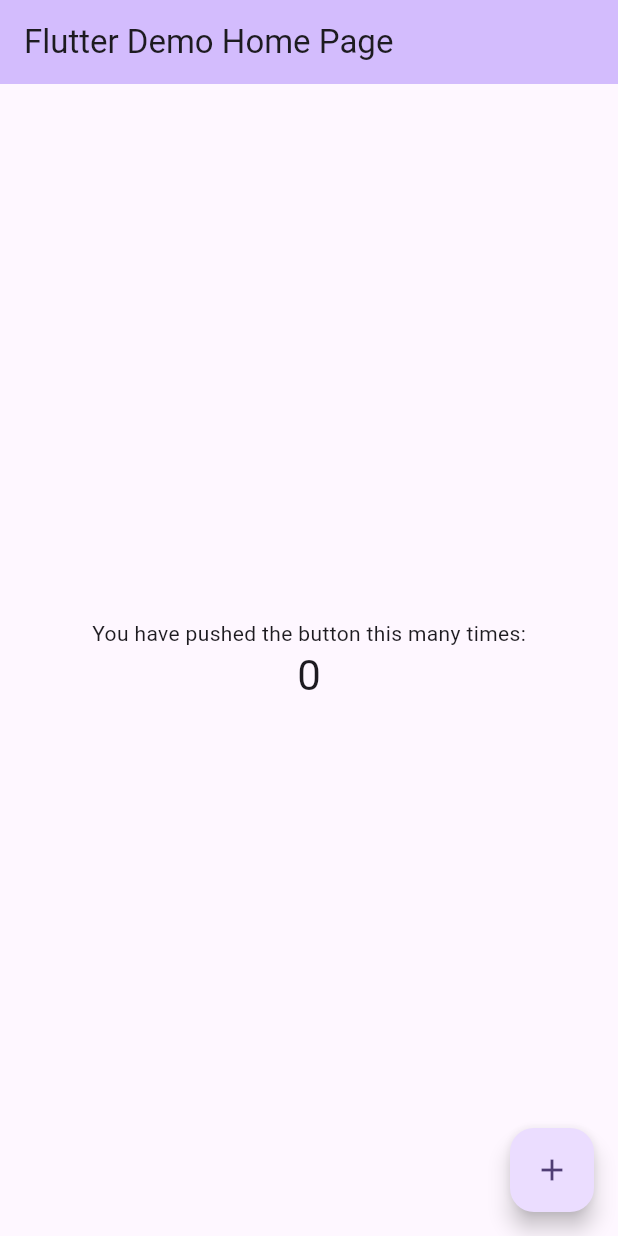
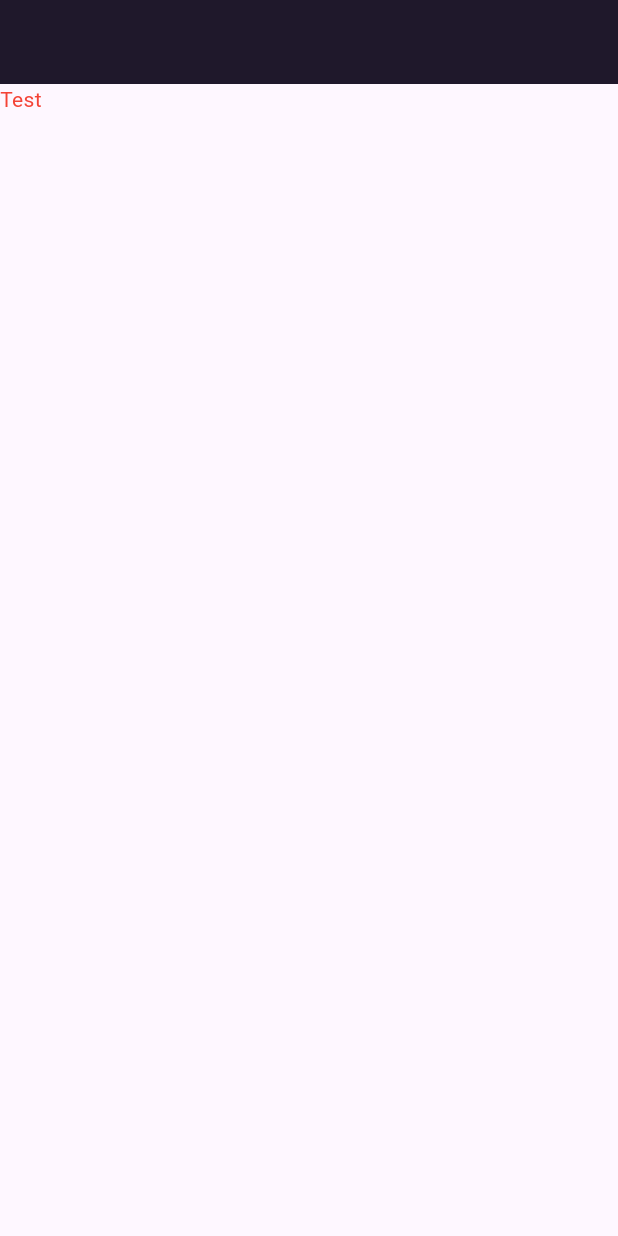
Before and after one commit to KaiBraun/real_world_interactive_system, a Flutter app: the screen it shows after launch, on a phone screen of 412 x 824 dp. Run offline on Flutter 3.47's test engine with Material 3 defaults, Android fonts, the light colour scheme and no system bars.

Commit message:
create welcome view

```diff
--- a/party_app/analysis_options.yaml
+++ b/party_app/analysis_options.yaml
@@ -1,7 +1,7 @@
 # This file configures the analyzer, which statically analyzes Dart code to
 # check for errors, warnings, and lints.
 #
-# The issues identified by the analyzer are surfaced in the UI of Dart-enabled
+# The issues identified by the analyzer are surfaced in the ui of Dart-enabled
 # IDEs (https://dart.dev/tools#ides-and-editors). The analyzer can also be
 # invoked from the command line by running `flutter analyze`.
 
--- a/party_app/lib/main.dart
+++ b/party_app/lib/main.dart
@@ -1,4 +1,5 @@
 import 'package:flutter/material.dart';
+import 'package:party_app/ui/welcome_view.dart';
 
 void main() {
   runApp(const MyApp());
@@ -11,7 +12,7 @@
   @override
   Widget build(BuildContext context) {
     return MaterialApp(
-      title: 'Flutter Demo',
+      title: 'Party App',
       theme: ThemeData(
         // This is the theme of your application.
         //
@@ -31,7 +32,8 @@
         colorScheme: ColorScheme.fromSeed(seedColor: Colors.deepPurple),
         useMaterial3: true,
       ),
-      home: const MyHomePage(title: 'Flutter Demo Home Page'),
+      //home: const MyHomePage(title: 'Flutter Demo Home Page'),
+      home: WelcomeView()
     );
   }
 }
--- /dev/null
+++ b/party_app/lib/ui/welcome_view.dart
@@ -0,0 +1,13 @@
+import 'package:flutter/material.dart';
+
+class WelcomeView extends StatelessWidget {
+  @override
+  Widget build(BuildContext context) {
+    return Scaffold(
+      appBar: AppBar(
+        backgroundColor: Theme.of(context).colorScheme.onSecondaryFixed,
+      ),
+      body:  Text("Test",style: TextStyle(color: Colors.red),),
+    );
+  }
+}
```
